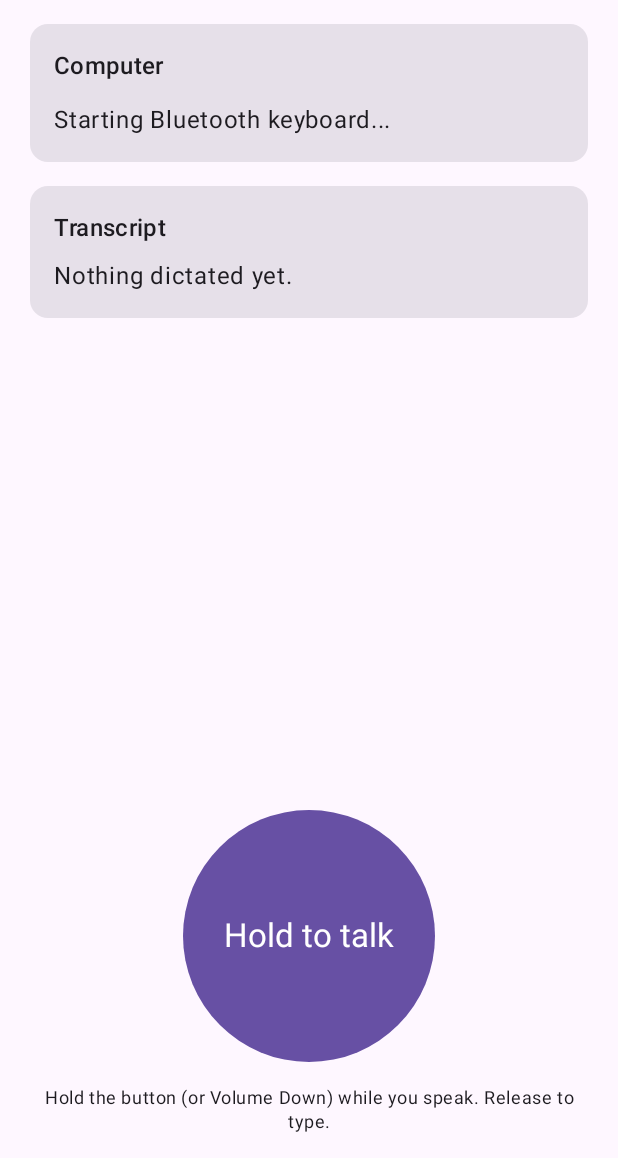
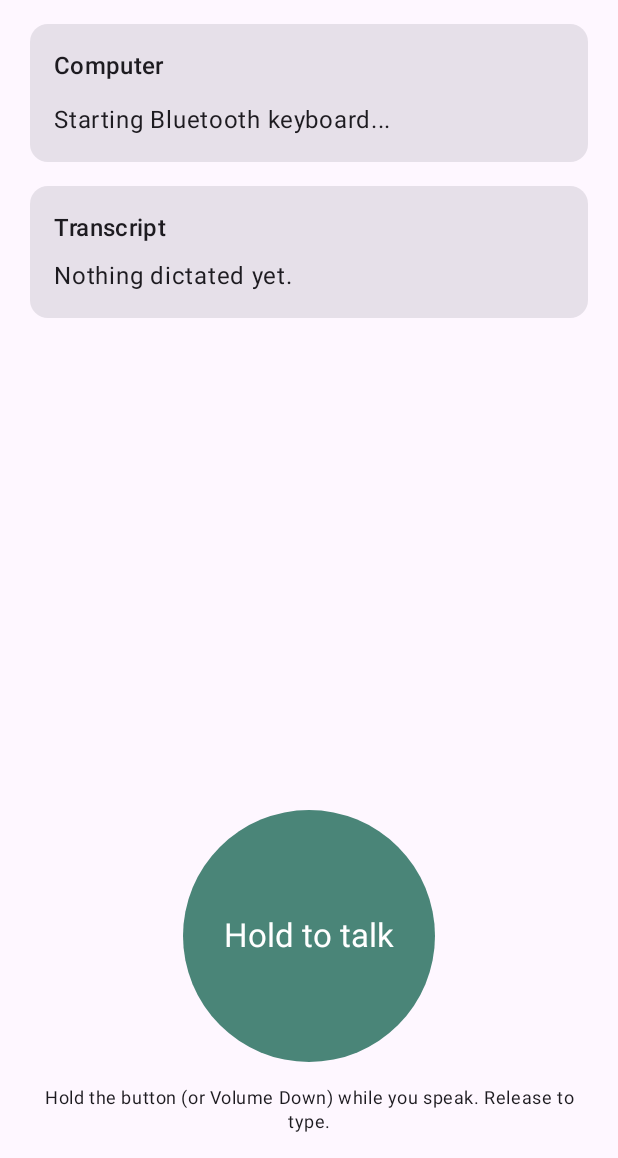
Before and after one commit to nam37/murmR, an Android app built with Jetpack Compose: the screen it shows after launch (MainActivity), on a phone screen of 412 x 824 dp, the part 78-1236 px from its top. Run offline under Robolectric (Android 15) with nearby library versions, the phone set to English and light mode, and no system bars; 1 statement that could not run was skipped.

Commit message:
First green build: lint fixes, brand teal theme, AGP 8.9.3
assembleDebug and lintDebug pass (0 errors; remaining warnings are newer-version notices). Drop the unnecessary -v26 qualifier on the icon folder, move the brand teal into the Compose theme as the primary colour instead of an unused XML resource, bump the Android Gradle Plugin to the 8.9.3 patch release, and update README, CLAUDE.md and the roadmap to reflect that the project now compiles.

Co-Authored-By: Claude Fable 5.1 <noreply@anthropic.com>

```diff
--- a/android/app/src/main/java/dev/murmr/app/ui/theme/Theme.kt
+++ b/android/app/src/main/java/dev/murmr/app/ui/theme/Theme.kt
@@ -5,9 +5,20 @@ import androidx.compose.material3.MaterialTheme
 import androidx.compose.material3.darkColorScheme
 import androidx.compose.material3.lightColorScheme
 import androidx.compose.runtime.Composable
+import androidx.compose.ui.graphics.Color
+
+/** Brand teal from the logo mark. */
+val MurmrTeal = Color(0xFF4A8578)
+
+/** Lighter teal for dark backgrounds, so the hold-to-talk button keeps its contrast. */
+val MurmrTealLight = Color(0xFF7FB3A6)
 
 @Composable
 fun MurmrTheme(content: @Composable () -> Unit) {
-    val scheme = if (isSystemInDarkTheme()) darkColorScheme() else lightColorScheme()
+    val scheme = if (isSystemInDarkTheme()) {
+        darkColorScheme(primary = MurmrTealLight, onPrimary = Color(0xFF00382F))
+    } else {
+        lightColorScheme(primary = MurmrTeal, onPrimary = Color.White)
+    }
     MaterialTheme(colorScheme = scheme, content = content)
 }
--- a/android/app/src/main/res/values/colors.xml
+++ b/android/app/src/main/res/values/colors.xml
@@ -1,7 +1,6 @@
 <?xml version="1.0" encoding="utf-8"?>
 <resources>
-    <!-- Warm white behind the teal mark, matching how the logo is presented. -->
+    <!-- Warm white behind the teal mark, matching how the logo is presented.
+         The brand teal itself lives in ui/theme/Theme.kt, where Compose can use it. -->
     <color name="ic_launcher_background">#F7F5F0</color>
-    <!-- Brand teal from the logo mark. -->
-    <color name="murmr_teal">#4A8578</color>
 </resources>
--- a/android/gradle/libs.versions.toml
+++ b/android/gradle/libs.versions.toml
@@ -1,5 +1,5 @@
 [versions]
-agp = "8.9.1"
+agp = "8.9.3"
 kotlin = "2.1.20"
 coreKtx = "1.16.0"
 activityCompose = "1.10.1"
```
Also changed, not shown: android/app/src/main/res/mipmap-anydpi/ic_launcher.xml (renamed from android/app/src/main/res/mipmap-anydpi-v26/ic_launcher.xml), 3 other files.
